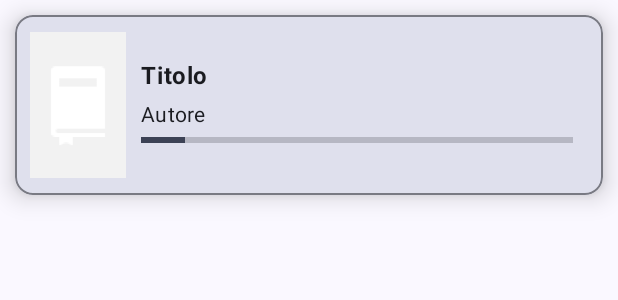
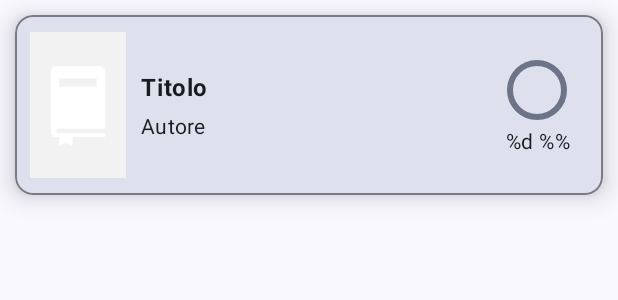
Before and after one commit to enricobolzonello/BookTracker, an Android app: the layout book_card.xml on its own in the app's theme, with its tools: preview values and no code run, on a phone screen of 412 x 824 dp. Shown: the top 300 px of the screen. Run offline under Robolectric (Android 15) with nearby library versions, the phone set to English and light mode, and no system bars.

Commit message:
progress bar changed to material progress indicator and progress percentage text view added

```diff
--- a/app/src/main/res/layout/book_card.xml
+++ b/app/src/main/res/layout/book_card.xml
@@ -24,10 +24,10 @@
         <LinearLayout
             android:layout_width="0dp"
             android:layout_height="wrap_content"
-            android:layout_gravity="center_vertical"
             android:layout_margin="@dimen/content_margin"
             android:layout_weight="1"
-            android:orientation="vertical">
+            android:orientation="vertical"
+            android:layout_gravity="center_vertical">
 
             <com.google.android.material.textview.MaterialTextView
                 android:id="@+id/tv_book_title"
@@ -49,15 +49,32 @@
                 android:text="@string/author_placeholder"
                 android:textAppearance="@style/TextAppearance.Material3.BodyMedium" />
 
-            <ProgressBar
-                android:id="@+id/pb_read"
-                style="?android:attr/progressBarStyleHorizontal"
-                android:layout_width="match_parent"
+        </LinearLayout>
+
+        <LinearLayout
+            android:id="@+id/ll_read_progress"
+            android:layout_width="wrap_content"
+            android:layout_height="match_parent"
+            android:layout_gravity="center_vertical"
+            android:layout_margin="@dimen/content_margin"
+            android:orientation="vertical"
+            android:gravity="center_vertical">
+
+            <com.google.android.material.progressindicator.CircularProgressIndicator
+                android:id="@+id/pi_read_progress"
+                android:layout_width="wrap_content"
                 android:layout_height="wrap_content"
                 android:indeterminate="false"
                 android:max="100"
-                android:min="0"
-                android:progress="10" />
+                android:min="0" />
+
+            <com.google.android.material.textview.MaterialTextView
+                android:id="@+id/tv_read_progress"
+                android:layout_width="match_parent"
+                android:layout_height="wrap_content"
+                android:text="@string/read_progress_placeholder"
+                android:textAlignment="center"
+                android:textAppearance="@style/TextAppearance.Material3.BodyMedium" />
 
         </LinearLayout>
 
--- a/app/src/main/res/values/strings.xml
+++ b/app/src/main/res/values/strings.xml
@@ -29,6 +29,7 @@
     <string name="sort_byReadProgressAsc">Per Progresso lettura Crescente</string>
     <string name="sort_byReadProgressDesc">Per Progresso lettura Decrescente</string>
     <string name="genres_placeholder">Genere</string>
+    <string name="read_progress_placeholder">%d %%</string>
     <string name="bd_language_title">Lingua</string>
     <string name="bd_language">IT</string>
     <string name="bd_pages_title">Pagine</string>
```
Also changed, not shown: app/src/main/java/com/unipd/booktracker/BookAdapter.kt (+9 -3 lines), app/src/main/java/com/unipd/booktracker/db/ReadingDao.kt (+4 -4 lines).
